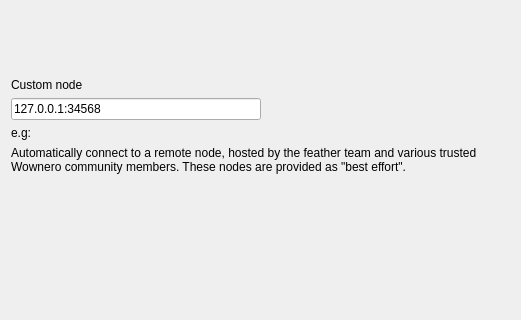
sanderfoobar/wowlet, file src/wizard/network.ui: the form before one commit; both pictures show x 0 to 521 and y 207 to 527 of the 521 by 639 pixel window.
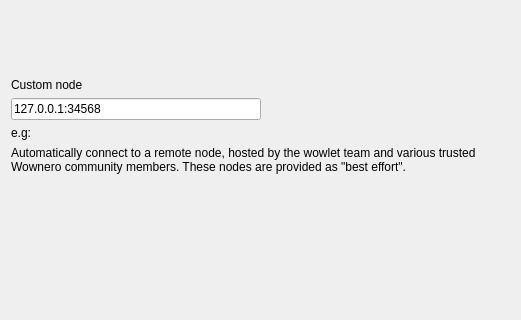
The form after the commit.

```diff
--- a/src/wizard/network.ui
+++ b/src/wizard/network.ui
@@ -204,7 +204,7 @@
       <item row="0" column="0">
        <widget class="QLabel" name="label_5">
         <property name="text">
-         <string>Automatically connect to a remote node, hosted by the feather team and various trusted Wownero community members. These nodes are provided as &quot;best effort&quot;.</string>
+         <string>Automatically connect to a remote node, hosted by the wowlet team and various trusted Wownero community members. These nodes are provided as &quot;best effort&quot;.</string>
         </property>
         <property name="wordWrap">
          <bool>true</bool>
```
Left out of the diff: 2 changed lines with no effect on the pictures.
